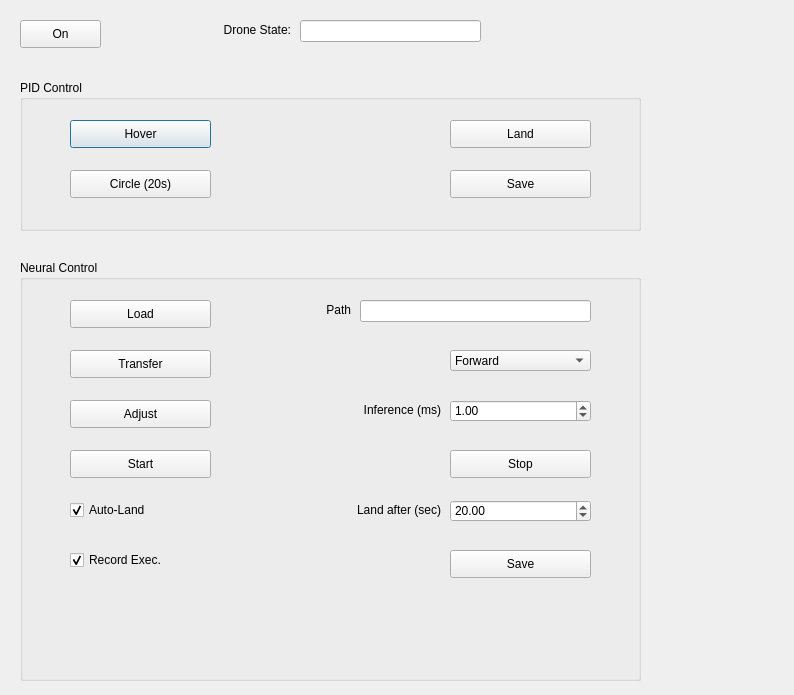
Above: src/cfclient/ui/tabs/neuralTab.ui from dstuemk/crazyflie-clients-python before the change. Below: the same form after it.
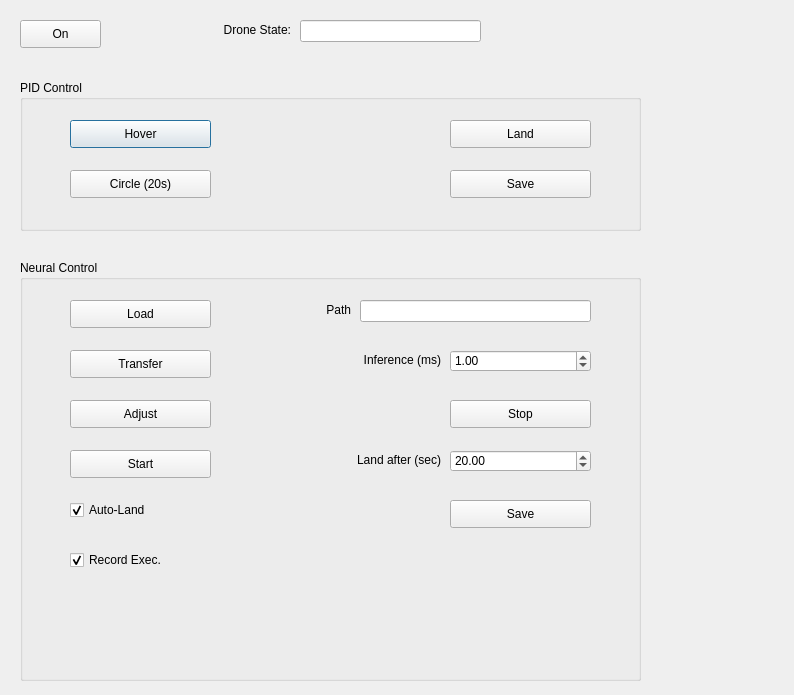
That is the form after the change.

Commit message: Tested dynamic creating of flight control networks successfullyY

Patch:
```diff
--- a/src/cfclient/ui/tabs/neuralTab.ui
+++ b/src/cfclient/ui/tabs/neuralTab.ui
@@ -136,7 +136,7 @@
     <property name="geometry">
      <rect>
       <x>430</x>
-      <y>190</y>
+      <y>140</y>
       <width>141</width>
       <height>28</height>
      </rect>
@@ -190,31 +190,6 @@
      <string>Transfer</string>
     </property>
    </widget>
-   <widget class="QComboBox" name="combo_architecture">
-    <property name="geometry">
-     <rect>
-      <x>430</x>
-      <y>90</y>
-      <width>141</width>
-      <height>21</height>
-     </rect>
-    </property>
-    <item>
-     <property name="text">
-      <string>Forward</string>
-     </property>
-    </item>
-    <item>
-     <property name="text">
-      <string>Recurrent</string>
-     </property>
-    </item>
-    <item>
-     <property name="text">
-      <string>Cascaded</string>
-     </property>
-    </item>
-   </widget>
    <widget class="QPushButton" name="button_neural_load">
     <property name="geometry">
      <rect>
@@ -245,7 +220,7 @@
     <property name="geometry">
      <rect>
       <x>430</x>
-      <y>140</y>
+      <y>90</y>
       <width>141</width>
       <height>22</height>
      </rect>
@@ -267,7 +242,7 @@
     <property name="geometry">
      <rect>
       <x>260</x>
-      <y>140</y>
+      <y>90</y>
       <width>161</width>
       <height>20</height>
      </rect>
@@ -302,7 +277,7 @@
     <property name="geometry">
      <rect>
       <x>430</x>
-      <y>240</y>
+      <y>190</y>
       <width>141</width>
       <height>22</height>
      </rect>
@@ -324,7 +299,7 @@
     <property name="geometry">
      <rect>
       <x>260</x>
-      <y>240</y>
+      <y>190</y>
       <width>161</width>
       <height>20</height>
      </rect>
@@ -359,7 +334,7 @@
     <property name="geometry">
      <rect>
       <x>430</x>
-      <y>290</y>
+      <y>240</y>
       <width>141</width>
       <height>28</height>
      </rect>
```
The commit also changes 1 other file.
